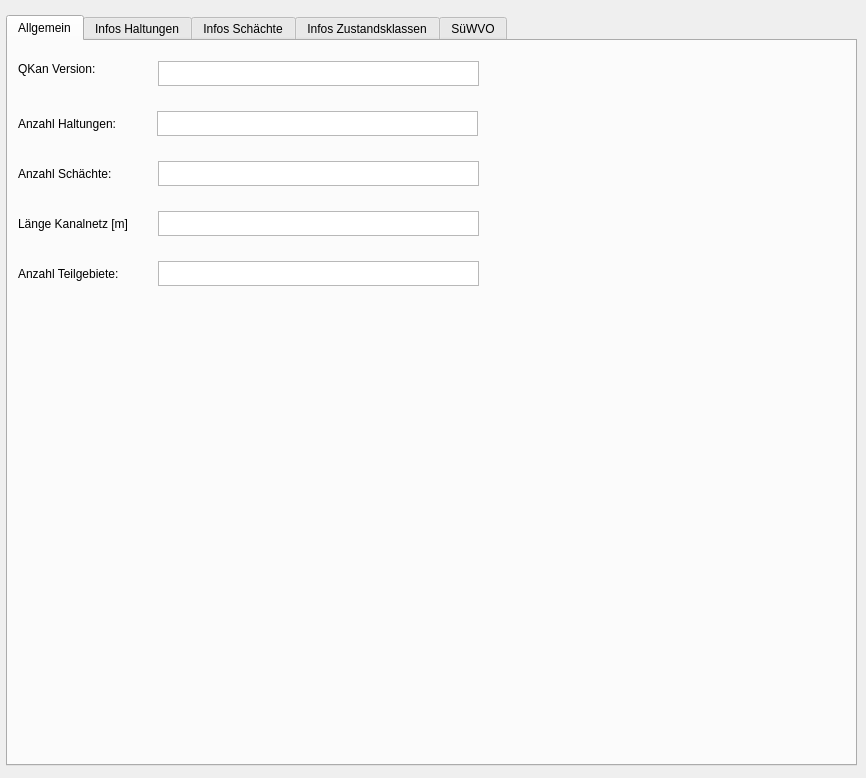
The window that qkan/info/res/info2.ui (hoettges/QKan) describes before a commit, drawn with Qt 5.
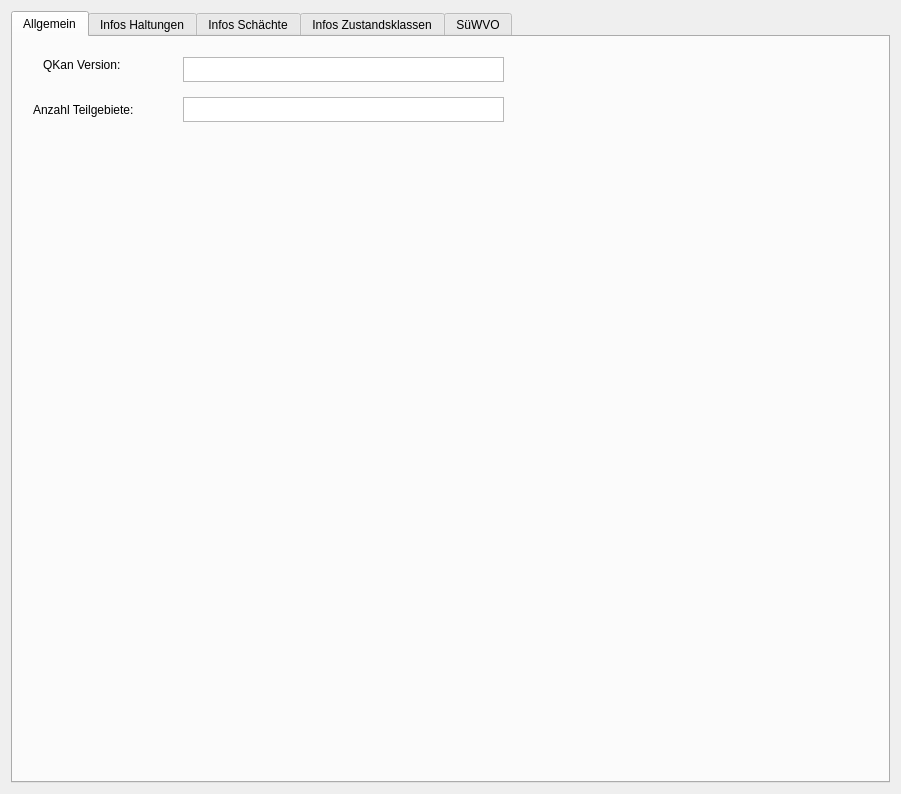
The same window after the commit.

```diff
--- a/qkan/info/res/info2.ui
+++ b/qkan/info/res/info2.ui
@@ -6,22 +6,16 @@
    <rect>
     <x>0</x>
     <y>0</y>
-    <width>866</width>
-    <height>778</height>
+    <width>901</width>
+    <height>794</height>
    </rect>
   </property>
   <property name="windowTitle">
    <string>Dialog</string>
   </property>
+  <layout class="QVBoxLayout" name="verticalLayout_5">
+   <item>
   <widget class="QTabWidget" name="InfoDialog">
-   <property name="geometry">
-    <rect>
-     <x>6</x>
-     <y>15</y>
-     <width>851</width>
-     <height>751</height>
-    </rect>
-   </property>
    <property name="currentIndex">
     <number>0</number>
    </property>
@@ -29,100 +23,11 @@
     <attribute name="title">
      <string>Allgemein</string>
     </attribute>
-    <widget class="QLabel" name="label_2">
-     <property name="geometry">
-      <rect>
-       <x>10</x>
-       <y>70</y>
-       <width>131</width>
-       <height>25</height>
-      </rect>
-     </property>
-     <property name="maximumSize">
-      <size>
-       <width>16777215</width>
-       <height>25</height>
-      </size>
-     </property>
-     <property name="text">
-      <string>Anzahl Haltungen:</string>
-     </property>
-    </widget>
-    <widget class="QLabel" name="label_3">
-     <property name="geometry">
-      <rect>
-       <x>10</x>
-       <y>120</y>
-       <width>101</width>
-       <height>25</height>
-      </rect>
-     </property>
-     <property name="maximumSize">
-      <size>
-       <width>16777215</width>
-       <height>25</height>
-      </size>
-     </property>
-     <property name="text">
-      <string>Anzahl Schächte:</string>
-     </property>
-    </widget>
-    <widget class="QTextBrowser" name="textBrowser_4">
-     <property name="geometry">
-      <rect>
-       <x>150</x>
-       <y>120</y>
-       <width>321</width>
-       <height>25</height>
-      </rect>
-     </property>
-     <property name="maximumSize">
-      <size>
-       <width>16777215</width>
-       <height>25</height>
-      </size>
-     </property>
-    </widget>
-    <widget class="QLabel" name="label_4">
-     <property name="geometry">
-      <rect>
-       <x>10</x>
-       <y>170</y>
-       <width>111</width>
-       <height>25</height>
-      </rect>
-     </property>
-     <property name="maximumSize">
-      <size>
-       <width>16777215</width>
-       <height>25</height>
-      </size>
-     </property>
-     <property name="text">
-      <string>Länge Kanalnetz [m]:</string>
-     </property>
-    </widget>
-    <widget class="QTextBrowser" name="textBrowser_3">
-     <property name="geometry">
-      <rect>
-       <x>149</x>
-       <y>70</y>
-       <width>321</width>
-       <height>25</height>
-      </rect>
-     </property>
-     <property name="maximumSize">
-      <size>
-       <width>16777215</width>
-       <height>25</height>
-      </size>
-     </property>
-    </widget>
     <widget class="QLabel" name="label_5">
      <property name="geometry">
       <rect>
-       <x>10</x>
-       <y>220</y>
+         <x>20</x>
+         <y>60</y>
        <width>111</width>
        <height>25</height>
       </rect>
@@ -140,7 +45,7 @@
     <widget class="QLabel" name="label">
      <property name="geometry">
       <rect>
-       <x>10</x>
+         <x>30</x>
        <y>20</y>
        <width>101</width>
        <height>16</height>
@@ -156,27 +61,11 @@
       <string>QKan Version:</string>
      </property>
     </widget>
-    <widget class="QTextBrowser" name="textBrowser_5">
-     <property name="geometry">
-      <rect>
-       <x>150</x>
-       <y>170</y>
-       <width>321</width>
-       <height>25</height>
-      </rect>
-     </property>
-     <property name="maximumSize">
-      <size>
-       <width>16777215</width>
-       <height>25</height>
-      </size>
-     </property>
-    </widget>
     <widget class="QTextBrowser" name="textBrowser_6">
      <property name="geometry">
       <rect>
-       <x>150</x>
-       <y>220</y>
+         <x>170</x>
+         <y>60</y>
        <width>321</width>
        <height>25</height>
       </rect>
@@ -191,7 +80,7 @@
     <widget class="QTextBrowser" name="textBrowser_2">
      <property name="geometry">
       <rect>
-       <x>150</x>
+         <x>170</x>
        <y>20</y>
        <width>321</width>
        <height>25</height>
@@ -204,6 +93,17 @@
       </size>
      </property>
     </widget>
+      <widget class="QWidget" name="verticalLayoutWidget_4">
+       <property name="geometry">
+        <rect>
+         <x>0</x>
+         <y>90</y>
+         <width>841</width>
+         <height>541</height>
+        </rect>
+       </property>
+       <layout class="QVBoxLayout" name="verticalLayout_4"/>
+      </widget>
    </widget>
    <widget class="QWidget" name="tab_5">
     <attribute name="title">
@@ -737,6 +637,8 @@
     </widget>
    </widget>
   </widget>
+   </item>
+  </layout>
  </widget>
  <resources/>
  <connections/>
```
Lines whose indentation alone changed are shown as unchanged.
